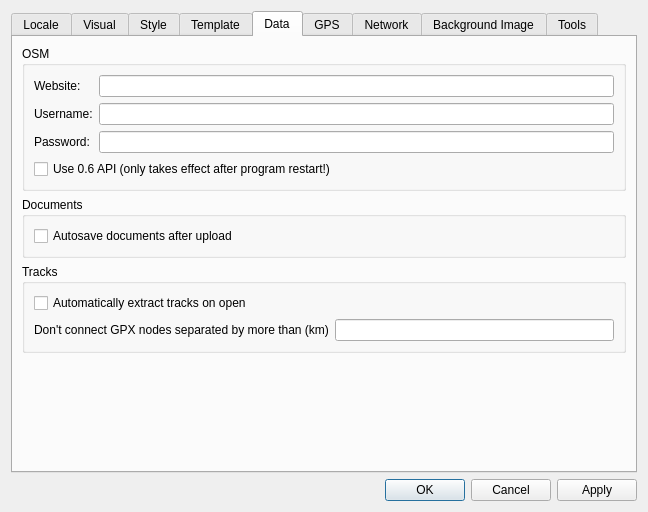
openstreetmap/merkaartor, file Preferences/PreferencesDialog.ui: the form before one commit.
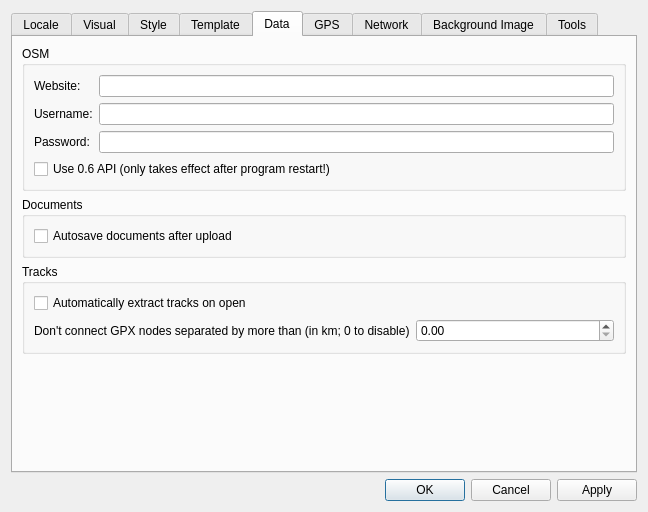
The form after the commit. The open tabs and pages were chosen to show the change.

Commit message: FIX : Allow disabling "Don't connect GPX nodes separated more than.." by setting it to 0. (fixes #1488)

The edit to the form file:
```diff
--- a/Preferences/PreferencesDialog.ui
+++ b/Preferences/PreferencesDialog.ui
@@ -627,6 +627,14 @@
       </layout>
      </widget>
      <widget class="QWidget" name="tabData" >
+      <property name="geometry" >
+       <rect>
+        <x>0</x>
+        <y>0</y>
+        <width>624</width>
+        <height>436</height>
+       </rect>
+      </property>
       <attribute name="title" >
        <string>Data</string>
       </attribute>
@@ -725,20 +733,14 @@
             <item>
              <widget class="QLabel" name="label_25" >
               <property name="text" >
-               <string>Don't connect GPX nodes separated by more than (km)</string>
+               <string>Don't connect GPX nodes separated by more than (in km; 0 to disable)</string>
               </property>
              </widget>
             </item>
             <item>
-             <widget class="QLineEdit" name="edMaxDistNodes" >
-              <property name="minimumSize" >
-               <size>
-                <width>30</width>
-                <height>0</height>
-               </size>
-              </property>
-              <property name="frame" >
-               <bool>true</bool>
+             <widget class="QDoubleSpinBox" name="sbMaxDistNodes" >
+              <property name="singleStep" >
+               <double>0.100000000000000</double>
               </property>
              </widget>
             </item>
```
Left out of the diff: 66 changed lines with no effect on the pictures. The commit also changes 5 other files.
